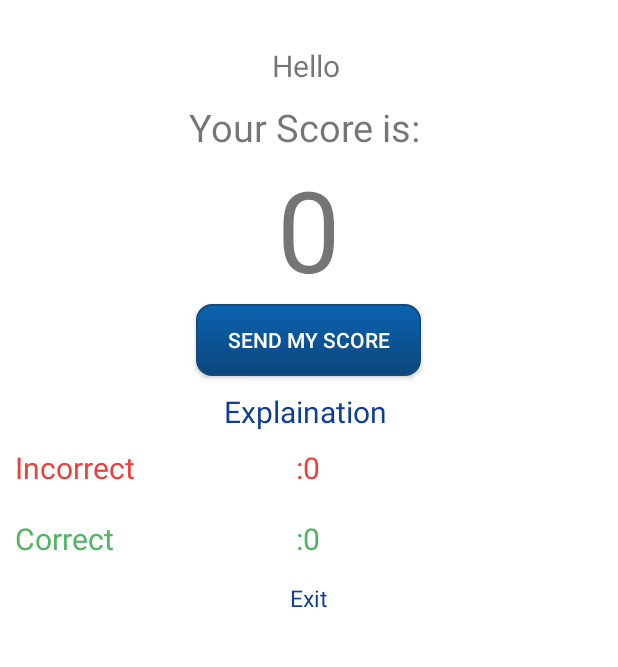
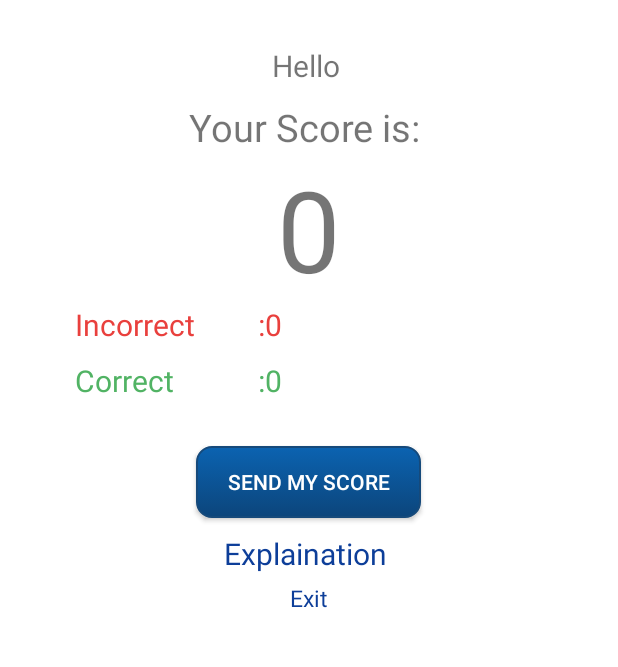
Before and after one commit to ifirmawan/android-studio-aplikasi-belajar-bahasa-inggris, an Android app: the HasilQuiz screen opened directly, with no data from a screen before it, on a phone screen of 412 x 824 dp, the part 264-931 px from its top. Run offline under Robolectric (Android 15) with nearby library versions, the phone set to English and light mode, and no system bars; network calls fail.

```diff
--- a/AndroidStudioProjects/AppsBBI/app/src/main/AndroidManifest.xml
+++ b/AndroidStudioProjects/AppsBBI/app/src/main/AndroidManifest.xml
@@ -8,7 +8,7 @@
 
     <application
         android:allowBackup="true"
-        android:icon="@mipmap/ic_launcher"
+        android:icon="@mipmap/ic_launcher_fix"
         android:label="@string/app_name"
         android:permission=""
         android:supportsRtl="true"
@@ -16,6 +16,7 @@
         tools:ignore="GoogleAppIndexingWarning">
         <activity
             android:name=".MainActivity"
+            android:noHistory="true"
             android:label="@string/app_name"
             android:theme="@style/AppTheme.NoActionBar">
 
@@ -73,7 +74,8 @@
                 android:value=".MainActivity" />
         </activity>
         <activity android:name=".Quiz.QuizActivity" />
-        <activity android:name=".SplashActivity">
+        <activity android:name=".SplashActivity"
+            android:noHistory="true">
             <intent-filter>
                 <action android:name="android.intent.action.MAIN" />
 
--- a/AndroidStudioProjects/AppsBBI/app/src/main/java/com/example/derysudrajat/appsbbi/Quiz/HasilQuiz.java
+++ b/AndroidStudioProjects/AppsBBI/app/src/main/java/com/example/derysudrajat/appsbbi/Quiz/HasilQuiz.java
@@ -80,5 +80,6 @@ public class HasilQuiz extends AppCompatActivity {
     public void onBackPressed(){
         Intent intentTentang = new Intent(HasilQuiz.this, MainActivity.class); //membuat nama intentTentang yang ditujukan ke Class TentangActivity
         startActivity(intentTentang);
+        this.finish();
     }
 }
--- a/AndroidStudioProjects/AppsBBI/app/src/main/java/com/example/derysudrajat/appsbbi/QuizFragment.java
+++ b/AndroidStudioProjects/AppsBBI/app/src/main/java/com/example/derysudrajat/appsbbi/QuizFragment.java
@@ -18,7 +18,7 @@ import com.example.derysudrajat.appsbbi.Quiz.QuizActivity;
 
 public class QuizFragment extends Fragment {
     String[] docs={"Quiz 1","Quiz 2","Quiz 3"};
-    String[] qty ={"10 Soal","10 Soal","10 Soal"};
+    String[] qty ={"10 Soal","20 Soal","30 Soal"};
     String[] dificult ={"Easy","Medium","Hard"};
     int[] img={R.drawable.easy,R.drawable.medium,R.drawable.hard};
     Class[] quiz={QuizActivity.class,QuizActivity.class,QuizActivity.class,};
--- a/AndroidStudioProjects/AppsBBI/app/src/main/java/com/example/derysudrajat/appsbbi/ScoreFragment.java
+++ b/AndroidStudioProjects/AppsBBI/app/src/main/java/com/example/derysudrajat/appsbbi/ScoreFragment.java
@@ -17,7 +17,7 @@ import com.bumptech.glide.Glide;
 
 public class ScoreFragment extends Fragment {
     String[] title={"Quiz 1","Quiz 2","Quiz 3"};
-    String[] score={"Score: 100","Score: 100","Score: 100",};
+    String[] score={"Score: 0","Score: 0","Score: 0",};
     int[] img={R.drawable.scoreasy,R.drawable.scormedium,R.drawable.scorhard};
     Class[] detail={RiwayatScoreFragment.class,RiwayatScoreFragment2.class,RiwayatScoreFragment3.class};
 
--- a/AndroidStudioProjects/AppsBBI/app/src/main/java/com/example/derysudrajat/appsbbi/SplashActivity.java
+++ b/AndroidStudioProjects/AppsBBI/app/src/main/java/com/example/derysudrajat/appsbbi/SplashActivity.java
@@ -32,8 +32,12 @@ public class SplashActivity extends Activity {
 
             private void finish() {
                 // TODO Auto-generated method stub
+//                Intent i = new Intent(SplashActivity.this, LoginActivity.class);
+//                startActivity(i);
+//                //jeda selesai Splashscreen
+//                finish();
             }
         }, splashInterval);
-
+//        this.finish();
     };
 }
--- a/AndroidStudioProjects/AppsBBI/app/src/main/res/drawable/shapeemail.xml
+++ b/AndroidStudioProjects/AppsBBI/app/src/main/res/drawable/shapeemail.xml
@@ -8,7 +8,7 @@
     </solid>
 
     <corners
-        android:radius="0dp">
+        android:radius="10dp">
     </corners>
 
     <stroke
--- a/AndroidStudioProjects/AppsBBI/app/src/main/res/layout/activity_hasil_quiz.xml
+++ b/AndroidStudioProjects/AppsBBI/app/src/main/res/layout/activity_hasil_quiz.xml
@@ -46,33 +46,25 @@
             android:layout_width="150dp"
             android:layout_height="wrap_content"
             android:id="@+id/btnUpload"
-            android:layout_below="@+id/tvhighscore"
+            android:layout_marginTop="20dp"
+            android:layout_below="@+id/LinCorrect"
             android:background="@drawable/mybutton"
             android:layout_centerHorizontal="true"
             android:textColor="@color/white"
             android:text="Send My Score"/>
 
-        <!--<TextView-->
-            <!--android:id="@+id/score"-->
-            <!--android:layout_below="@+id/tvhighscore"-->
-            <!--android:layout_width="match_parent"-->
-            <!--android:layout_height="wrap_content"-->
-            <!--android:layout_marginTop="20dp"-->
-            <!--android:textAlignment="center"-->
-            <!--android:textColor="#1b475c"-->
-            <!--android:textSize="28sp" />-->
-
     <LinearLayout
        android:layout_width="match_parent"
-        android:layout_below="@+id/tvPenjelasan"
+        android:layout_below="@+id/tvhighscore"
         android:layout_height="wrap_content"
         android:id="@+id/Linincorrect"
-        android:padding="10dp">
+        android:layout_marginLeft="50dp"
+        android:layout_marginRight="50dp">
 
         <TextView
             android:layout_width="wrap_content"
             android:layout_height="wrap_content"
-            android:text="Incorrect                       :"
+            android:text="Incorrect         :"
             android:textColor="#e9403d"
             android:textSize="20sp" />
 
@@ -89,12 +81,14 @@
         android:layout_height="wrap_content"
         android:padding="10dp"
         android:layout_below="@+id/Linincorrect"
-        android:id="@+id/LinCorrect">
+        android:id="@+id/LinCorrect"
+        android:layout_marginLeft="40dp"
+        android:layout_marginRight="50dp">
 
         <TextView
             android:layout_width="wrap_content"
             android:layout_height="wrap_content"
-            android:text="Correct                          :"
+            android:text="Correct            :"
             android:textColor="#51b364"
             android:textSize="20sp" />
 
@@ -105,16 +99,6 @@
             android:textColor="#51b364"
             android:textSize="20sp" />
     </LinearLayout>
-
-        <TextView
-            android:id="@+id/you"
-            android:layout_below="@+id/Linincorrect"
-            android:layout_marginTop="50dp"
-            android:layout_width="match_parent"
-            android:layout_height="wrap_content"
-            android:textAlignment="center"
-            android:textColor="#4953b1"
-            android:textSize="24sp" />
 
     <TextView
         android:layout_width="match_parent"
@@ -131,7 +115,7 @@
         android:layout_width="match_parent"
         android:layout_height="wrap_content"
         android:id="@+id/tvHome"
-        android:layout_below="@+id/LinCorrect"
+        android:layout_below="@+id/tvPenjelasan"
         android:textAlignment="center"
         android:textSize="15sp"
         android:paddingTop="5dp"
@@ -139,6 +123,5 @@
         android:text="Exit"
         android:textColor="@color/biru"
         android:onClick="home"/>
-
     </RelativeLayout>
 </ScrollView>
--- a/AndroidStudioProjects/AppsBBI/app/src/main/res/layout/activity_login.xml
+++ b/AndroidStudioProjects/AppsBBI/app/src/main/res/layout/activity_login.xml
@@ -79,7 +79,7 @@
             android:background="@drawable/shapeemail"
             android:drawableLeft="@drawable/ic_person_black_24dp"
             android:drawablePadding="10dp"
-            android:hint="User Nama"
+            android:hint="Username"
             android:textColor="@color/hitam"
             android:textColorHint="@color/hitam"
             android:textColorHighlight="@color/hitam"/>
```
Also changed, not shown: AndroidStudioProjects/AppsBBI/app/src/main/java/com/example/derysudrajat/appsbbi/LoginActivity.java (+26 -3 lines), AndroidStudioProjects/AppsBBI/app/src/main/java/com/example/derysudrajat/appsbbi/MainActivity.java (+38 -2 lines).
